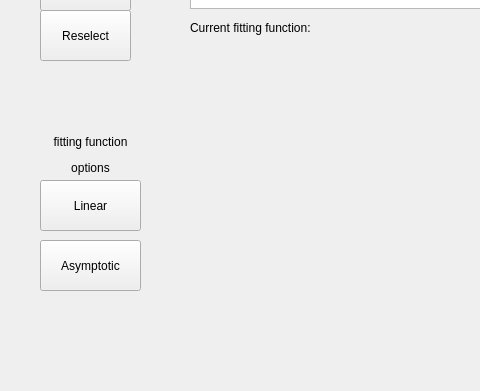
Old version of the form UI/LinearRegression.ui in the repository AndrewLiu0725/pyADR; both pictures show x 0 to 480 and y 210 to 601 of the 800 by 702 pixel window.
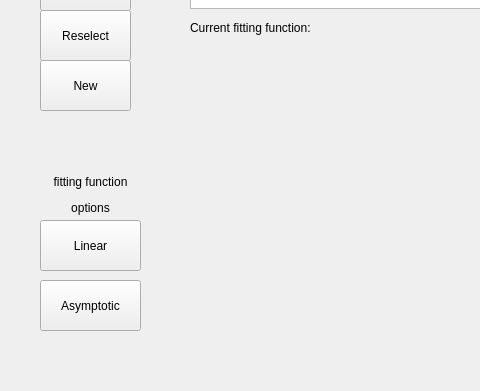
New version of the form.

What changed in the file:
```diff
--- a/UI/LinearRegression.ui
+++ b/UI/LinearRegression.ui
@@ -80,7 +80,7 @@
     <property name="geometry">
      <rect>
       <x>40</x>
-      <y>340</y>
+      <y>380</y>
       <width>101</width>
       <height>51</height>
      </rect>
@@ -93,7 +93,7 @@
     <property name="geometry">
      <rect>
       <x>40</x>
-      <y>390</y>
+      <y>430</y>
       <width>101</width>
       <height>51</height>
      </rect>
@@ -106,7 +106,7 @@
     <property name="geometry">
      <rect>
       <x>40</x>
-      <y>450</y>
+      <y>490</y>
       <width>101</width>
       <height>51</height>
      </rect>
@@ -128,6 +128,19 @@
      <string>Current fitting function:</string>
     </property>
    </widget>
+   <widget class="QPushButton" name="new_2">
+    <property name="geometry">
+     <rect>
+      <x>40</x>
+      <y>270</y>
+      <width>91</width>
+      <height>51</height>
+     </rect>
+    </property>
+    <property name="text">
+     <string>New</string>
+    </property>
+   </widget>
   </widget>
   <widget class="QMenuBar" name="menubar">
    <property name="geometry">
```
